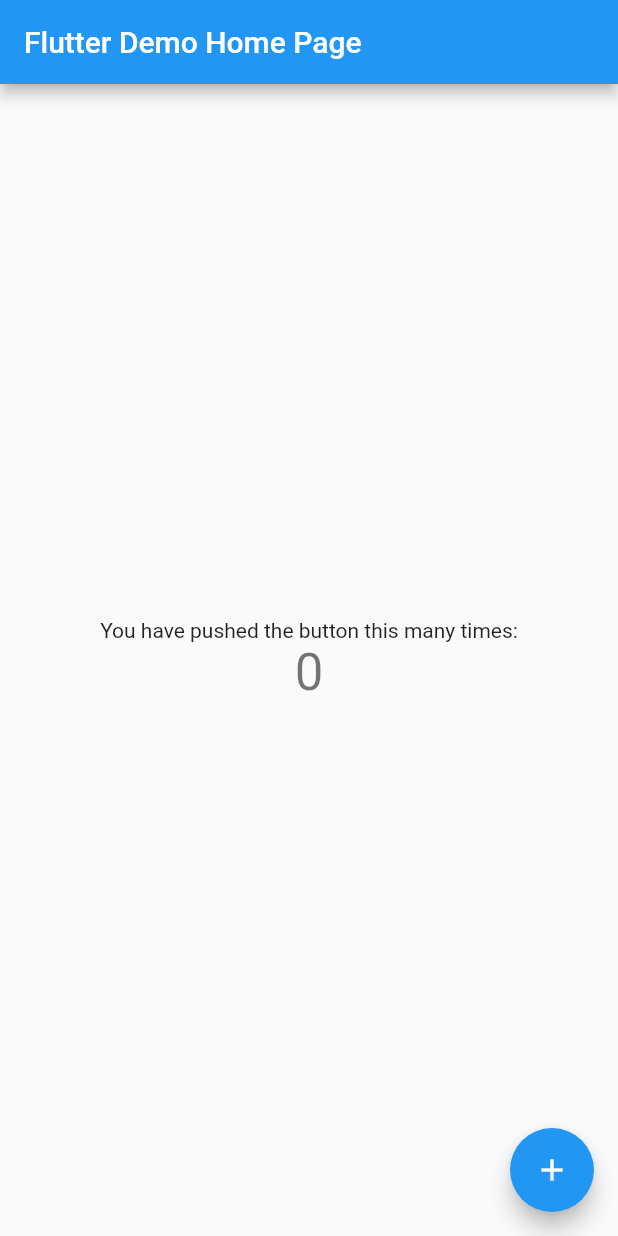
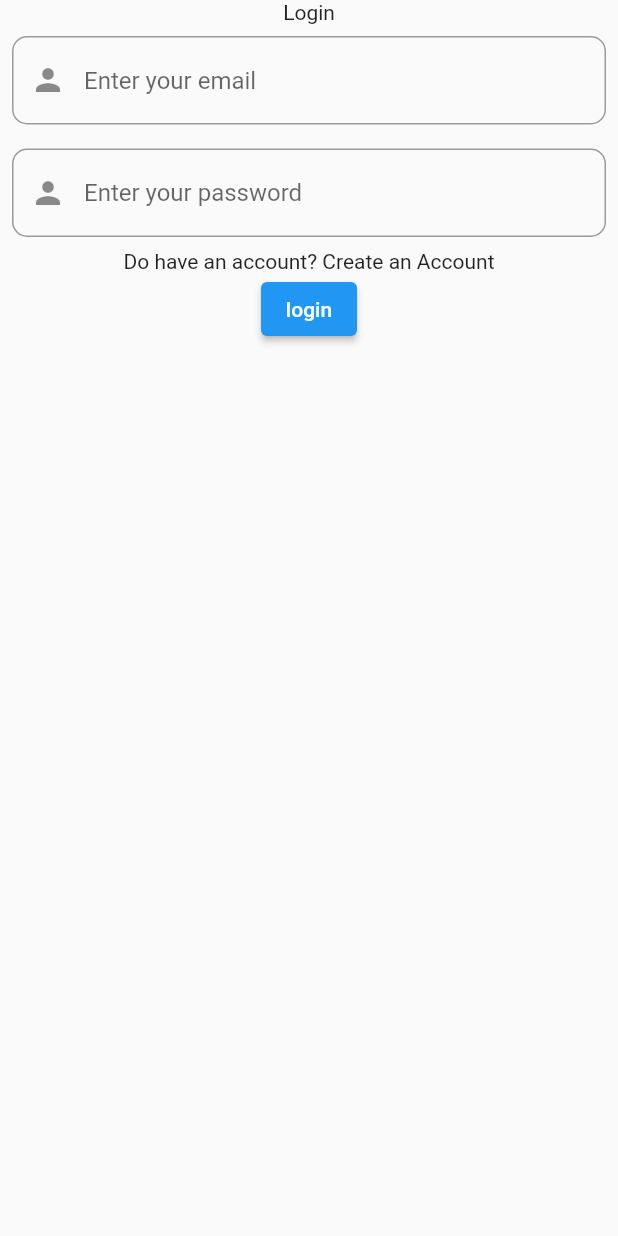
Before and after one commit to ShreeBhagwat/git_t, a Flutter app: the screen it shows after launch, on a phone screen of 412 x 824 dp. Run offline on Flutter 3.47's test engine with Material 2 defaults, Android fonts, the phone set to English and light mode, and no system bars.

Commit message:
major fixes

```diff
--- a/lib/home_page.dart
+++ b/lib/home_page.dart
@@ -1,18 +1,17 @@
 import 'package:flutter/material.dart';
-import 'package:flutter/src/widgets/framework.dart';
-import 'package:flutter/src/widgets/placeholder.dart';
 
-class home_page extends StatelessWidget {
-  home_page({super.key, required this.name, required this.email});
-  String name;
-  String email;
+
+class HomePage extends StatelessWidget {
+  const HomePage({super.key, required this.name, required this.email});
+  final String name;
+  final String email;
   @override
   Widget build(BuildContext context) {
     return Scaffold(
         appBar: AppBar(
           title: Text(
             "Welcome $name ",
-            style: TextStyle(
+            style: const TextStyle(
                 fontSize: 25,
                 backgroundColor: Colors.black,
                 color: Colors.white),
--- a/lib/login_page.dart
+++ b/lib/login_page.dart
@@ -1,38 +1,51 @@
-import 'dart:html';
-
 import 'package:flutter/material.dart';
-import 'package:flutter/src/widgets/container.dart';
-import 'package:flutter/src/widgets/framework.dart';
-
+import 'package:git_t/home_page.dart';
+import 'package:git_t/signup_page.dart';
 import 'widgets/custom_text_field.dart';
 
-class MyWidget extends StatelessWidget {
-  const MyWidget({super.key});
+class LoginPage extends StatelessWidget {
+  const LoginPage({super.key});
 
   @override
   Widget build(BuildContext context) {
-    final TextEditingController _email = TextEditingController();
-    final TextEditingController _password = TextEditingController();
+    final TextEditingController _emailTextEditingController =
+        TextEditingController();
+    final TextEditingController _passwordTextEditingController =
+        TextEditingController();
     return Scaffold(
       body: Column(
         children: [
           Text("Login"),
           CustomTextField(
             prefixIcon: Icons.person,
-            controller: _email,
+            controller: _emailTextEditingController,
             hintText: 'Enter your email',
             isPassword: true,
           ),
           CustomTextField(
             prefixIcon: Icons.person,
-            controller: _password,
+            controller: _passwordTextEditingController,
             hintText: 'Enter your password',
             isPassword: false,
           ),
+          GestureDetector(
+            child: Text(
+              'Do have an account? Create an Account',
+            ),
+            onTap: () {
+              Navigator.push(
+                  context, MaterialPageRoute(builder: (_) => SignUp()));
+            },
+          ),
           ElevatedButton(
               onPressed: () {
-                // Navigator.push(
-                //     context, MaterialPageRoute(builder: (_) => app()));
+                Navigator.push(
+                    context,
+                    MaterialPageRoute(
+                        builder: (_) => HomePage(
+                              name: 'Shree bhagwat',
+                              email: _emailTextEditingController.text,
+                            )));
               },
               child: Text("login"))
         ],
--- a/lib/main.dart
+++ b/lib/main.dart
@@ -1,115 +1,17 @@
 import 'package:flutter/material.dart';
+import 'package:git_t/login_page.dart';
 
 void main() {
-  runApp(const MyApp());
+  runApp(GitTrial());
 }
 
-class MyApp extends StatelessWidget {
-  const MyApp({super.key});
+class GitTrial extends StatelessWidget {
+  const GitTrial({super.key});
 
-  // This widget is the root of your application.
   @override
   Widget build(BuildContext context) {
     return MaterialApp(
-      title: 'Flutter Demo',
-      theme: ThemeData(
-        // This is the theme of your application.
-        //
-        // Try running your application with "flutter run". You'll see the
-        // application has a blue toolbar. Then, without quitting the app, try
-        // changing the primarySwatch below to Colors.green and then invoke
-        // "hot reload" (press "r" in the console where you ran "flutter run",
-        // or simply save your changes to "hot reload" in a Flutter IDE).
-        // Notice that the counter didn't reset back to zero; the application
-        // is not restarted.
-        primarySwatch: Colors.blue,
-      ),
-      home: const MyHomePage(title: 'Flutter Demo Home Page'),
+      home: LoginPage(),
     );
   }
 }
-
-class MyHomePage extends StatefulWidget {
-  const MyHomePage({super.key, required this.title});
-
-  // This widget is the home page of your application. It is stateful, meaning
-  // that it has a State object (defined below) that contains fields that affect
-  // how it looks.
-
-  // This class is the configuration for the state. It holds the values (in this
-  // case the title) provided by the parent (in this case the App widget) and
-  // used by the build method of the State. Fields in a Widget subclass are
-  // always marked "final".
-
-  final String title;
-
-  @override
-  State<MyHomePage> createState() => _MyHomePageState();
-}
-
-class _MyHomePageState extends State<MyHomePage> {
-  int _counter = 0;
-
-  void _incrementCounter() {
-    setState(() {
-      // This call to setState tells the Flutter framework that something has
-      // changed in this State, which causes it to rerun the build method below
-      // so that the display can reflect the updated values. If we changed
-      // _counter without calling setState(), then the build method would not be
-      // called again, and so nothing would appear to happen.
-      _counter++;
-    });
-  }
-
-  @override
-  Widget build(BuildContext context) {
-    // This method is rerun every time setState is called, for instance as done
-    // by the _incrementCounter method above.
-    //
-    // The Flutter framework has been optimized to make rerunning build methods
-    // fast, so that you can just rebuild anything that needs updating rather
-    // than having to individually change instances of widgets.
-    return Scaffold(
-      appBar: AppBar(
-        // Here we take the value from the MyHomePage object that was created by
-        // the App.build method, and use it to set our appbar title.
-        title: Text(widget.title),
-      ),
-      body: Center(
-        // Center is a layout widget. It takes a single child and positions it
-        // in the middle of the parent.
-        child: Column(
-          // Column is also a layout widget. It takes a list of children and
-          // arranges them vertically. By default, it sizes itself to fit its
-          // children horizontally, and tries to be as tall as its parent.
-          //
-          // Invoke "debug painting" (press "p" in the console, choose the
-          // "Toggle Debug Paint" action from the Flutter Inspector in Android
-          // Studio, or the "Toggle Debug Paint" command in Visual Studio Code)
-          // to see the wireframe for each widget.
-          //
-          // Column has various properties to control how it sizes itself and
-          // how it positions its children. Here we use mainAxisAlignment to
-          // center the children vertically; the main axis here is the vertical
-          // axis because Columns are vertical (the cross axis would be
-          // horizontal).
-          mainAxisAlignment: MainAxisAlignment.center,
-          children: <Widget>[
-            const Text(
-              'You have pushed the button this many times:',
-            ),
-            Text(
-              '$_counter',
-              style: Theme.of(context).textTheme.headlineMedium,
-            ),
-          ],
-        ),
-      ),
-      floatingActionButton: FloatingActionButton(
-        onPressed: _incrementCounter,
-        tooltip: 'Increment',
-        child: const Icon(Icons.add),
-      ), // This trailing comma makes auto-formatting nicer for build methods.
-    );
-  }
-}
--- a/lib/widgets/custom_text_field.dart
+++ b/lib/widgets/custom_text_field.dart
@@ -15,7 +15,9 @@
 
   @override
   Widget build(BuildContext context) {
-    return TextFormField(
+    return Padding(
+      padding: const EdgeInsets.all(8.0),
+      child: TextFormField(
         controller: controller,
         obscureText: isPassword,
         decoration: InputDecoration(
@@ -32,6 +34,7 @@
             ),
           ),
         ),
+      ),
     );
   }
 }
```
Also changed, not shown: lib/signup_page.dart (+22 -10 lines), pubspec.lock. Lines whose indentation alone changed are shown as unchanged.
